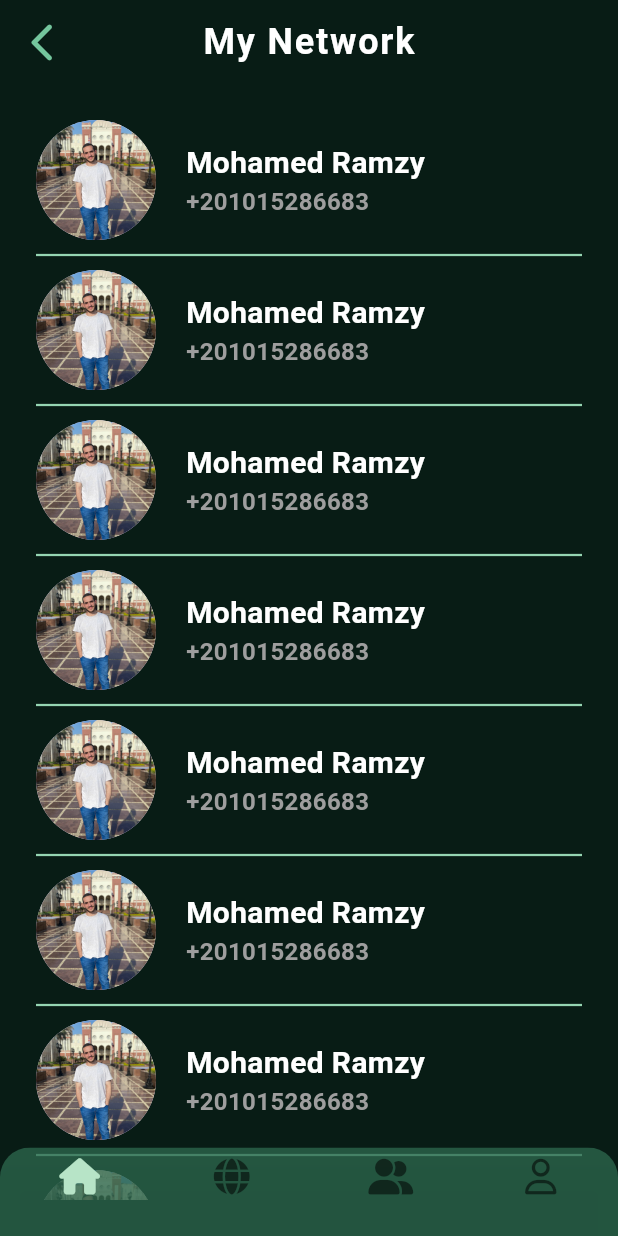
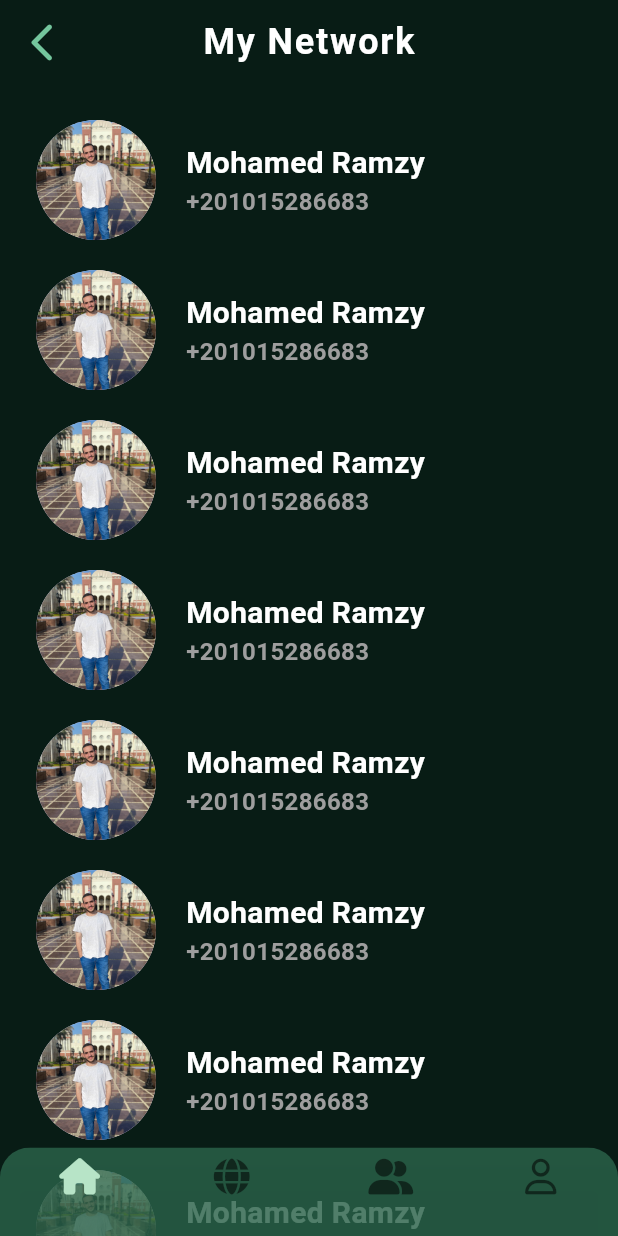
Before and after one commit to R-ZY0/LinkHub-flutter, a Flutter app: the MyNetworkScreen screen opened directly, on a phone screen of 412 x 824 dp. Run offline on Flutter 3.47's test engine with Material 3 defaults, Android fonts, the phone set to English and light mode, and no system bars; our stand-ins replace awesome_dialog, cloud_firestore, firebase_auth, firebase_core, font_awesome_flutter; accounts and stored records are empty.

Commit message:
feat: Update minimum SDK version to 23 in build.gradle.kts
refactor: Change home screen to use SinupScreen instead of MyNetworkScreen

refactor: Clean up imports and update CreateProfileScrean to accept userId

fix: Correctly implement phone number functionality in CreateProfileScrean

style: Improve layout and structure in MyNetworkScreen

feat: Add Firebase Auth functionality with createUserByEmail method

chore: Register firebase_auth plugin in GeneratedPluginRegistrant.swift

chore: Update pubspec.yaml to include firebase_auth dependency

fix: Correct button styles in action_button.dart

chore: Clean up bottom_nav_bar.dart imports

fix: Ensure all Dart files end with a newline

fix: Update MyUser model to include myNetwork field and adjust fromMap method

chore: Add error handling in Auth service for user creation

```diff
--- a/lib/main.dart
+++ b/lib/main.dart
@@ -1,5 +1,4 @@
 import 'package:firebase_core/firebase_core.dart';
-import 'package:linkhub/screens/crud/create_profile.dart';
 import 'firebase_options.dart';
 import 'package:flutter/material.dart';
 import 'package:linkhub/shared/themes/theme.dart';
@@ -21,7 +20,7 @@ class MyApp extends StatelessWidget {
     return MaterialApp(
       debugShowCheckedModeBanner: false,
          theme: appTheme,
-         home: MyNetworkScreen(),
+         home: SinupScreen(),
       );
 
 
--- a/lib/screens/my_network_screen.dart
+++ b/lib/screens/my_network_screen.dart
@@ -12,23 +12,45 @@ class MyNetworkScreen extends StatelessWidget {
   @override
   Widget build(BuildContext context) {
     return Scaffold(
-      appBar: AppBar(title: Text('My Network'), leading: MyBackButton()),
+      appBar: AppBar(
+        title: Text('My Network'),
+        leading: MyBackButton(),
+      ),
 
-      body: Padding(
-        padding: const EdgeInsets.all(24.0),
-        child: ListView.separated(
-          itemBuilder: (context, index) {
-            return ContactCard();
-          },
-          separatorBuilder: (context, index) {
-            return Divider(
-              color: color3,
-              thickness: 1.5,
-              height: 20,
-            );
-          },
-          itemCount: 10,
-          physics: BouncingScrollPhysics(),
+      body: SingleChildScrollView(
+        physics: BouncingScrollPhysics(),
+        child: Padding(
+          padding: const EdgeInsets.all(24.0),
+          child: Column(
+            children: [
+              ContactCard(),
+              SizedBox(height: 20),
+              ContactCard(),
+              SizedBox(height: 20),
+              ContactCard(),
+              SizedBox(height: 20),
+              ContactCard(),
+              SizedBox(height: 20),
+              ContactCard(),
+              SizedBox(height: 20),
+              ContactCard(),
+              SizedBox(height: 20),
+              ContactCard(),
+              SizedBox(height: 20),
+              ContactCard(),
+              SizedBox(height: 20),
+              ContactCard(),
+              SizedBox(height: 20),
+              ContactCard(),
+              SizedBox(height: 20),
+              ContactCard(),
+              SizedBox(height: 20),
+              ContactCard(),
+              SizedBox(height: 20),
+              ContactCard(),
+              SizedBox(height: 20),
+            ],
+          ),
         ),
       ),
       bottomNavigationBar: BottomNavBar(),
@@ -45,21 +67,16 @@ class ContactCard extends StatelessWidget {
     return GestureDetector(
       onTap: () {
         goto(context, FriendScreen());
+
       },
       child: Row(
         children: [
-          CircleAvatar(
-            radius: 40,
-            backgroundImage: AssetImage('assets/f1.jpg'),
-          ),
+          CircleAvatar(radius: 40, backgroundImage: AssetImage('assets/f1.jpg')),
           SizedBox(width: 20),
           Column(
             crossAxisAlignment: CrossAxisAlignment.start,
             children: [
-              Text(
-                "Mohamed Ramzy",
-                style: textStyleWhiteBold.copyWith(fontSize: 20),
-              ),
+              Text("Mohamed Ramzy", style: textStyleWhiteBold.copyWith(fontSize: 20)),
               Text(
                 "+201015286683",
                 style: textStyleWhiteBold.merge(TextStyle(color: Colors.grey)),
--- a/lib/screens/widgets/social_media_icon.dart
+++ b/lib/screens/widgets/social_media_icon.dart
@@ -3,7 +3,7 @@ import 'package:url_launcher/url_launcher.dart';
 
 class ContactChanelCard extends StatelessWidget {
   String platform;
- String url;
+  Uri url;
 
   ContactChanelCard({
     Key? key,
@@ -22,8 +22,7 @@ class ContactChanelCard extends StatelessWidget {
           elevation: 4,
           child: InkWell(
             onTap: () async {
-
-              await launchUrl(Uri.parse(url), mode: LaunchMode.externalApplication);
+              await launchUrl(url, mode: LaunchMode.externalApplication);
             },
             child: Image(
                 image: AssetImage(
--- a/lib/shared/widgets/action_button.dart
+++ b/lib/shared/widgets/action_button.dart
@@ -17,7 +17,7 @@ class ActionButton extends StatelessWidget {
       height: height,
       child: ElevatedButton(
         onPressed: action,
-        style: ButtonStyle(backgroundColor: MaterialStateProperty.all(color4)),
+        style: ButtonStyle(backgroundColor: WidgetStateProperty.all(color4)),
         child: Text(title, style: style ?? textStyleWhiteNormal),
       ),
     );
@@ -44,7 +44,7 @@ class ActionButtonWithIcon extends StatelessWidget {
         ElevatedButton.icon(
           onPressed: action,
           style: ButtonStyle(
-            backgroundColor: MaterialStateProperty.all(buttonColor ?? color5),
+            backgroundColor: WidgetStateProperty.all(buttonColor ?? color5),
             textStyle: WidgetStateProperty.all(
               textStyleWhiteNormal.merge(TextStyle(fontSize: 16, color: color5)),
             ),
--- a/lib/shared/widgets/bottom_nav_bar.dart
+++ b/lib/shared/widgets/bottom_nav_bar.dart
@@ -1,7 +1,5 @@
 import 'package:flutter/material.dart';
 import 'package:font_awesome_flutter/font_awesome_flutter.dart';
-import 'package:linkhub/screens/home_screen.dart';
-import 'package:linkhub/screens/my_network_screen.dart';
 import 'package:linkhub/screens/screens.dart';
 import 'package:linkhub/shared/methods/navigation.dart';
 import 'package:linkhub/shared/themes/colors.dart';
--- a/pubspec.yaml
+++ b/pubspec.yaml
@@ -31,6 +31,7 @@ dependencies:
   awesome_dialog: ^3.2.1
   cloud_firestore: ^5.6.6
   cupertino_icons: ^1.0.8
+  firebase_auth: ^5.5.2
   firebase_core: ^3.13.0
   flutter:
     sdk: flutter
```
Also changed, not shown: lib/screens/crud/create_profile.dart (+10 -19 lines), lib/screens/login/singup_screen.dart (+10 -3 lines), lib/screens/profile_screen.dart (+32 -35 lines), lib/services/auth_services.dart (added, +60 -0 lines), lib/services/firebase_function.dart (+19 -19 lines), lib/services/models.dart (+28 -7 lines), lib/shared/methods/navigation.dart (+8 -0 lines), lib/screens/friend_screen.dart (line endings or trailing spaces), lib/screens/home_screen.dart (line endings or trailing spaces), lib/screens/widgets/group_itme.dart (line endings or trailing spaces), pubspec.lock, 4 other files.
